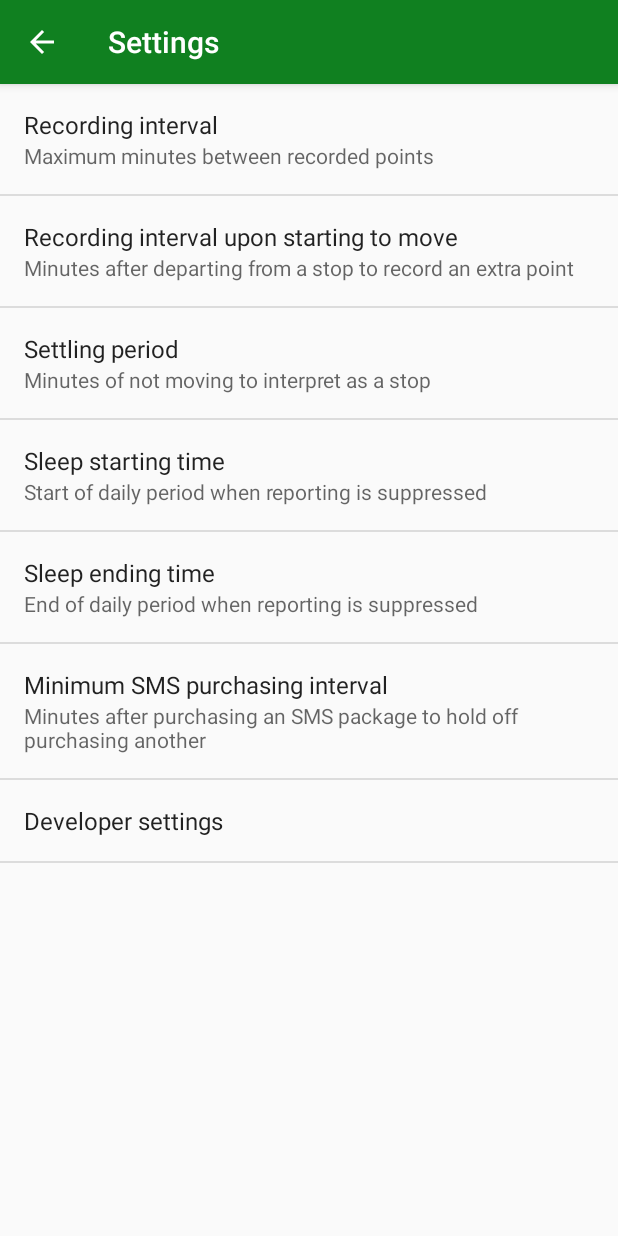
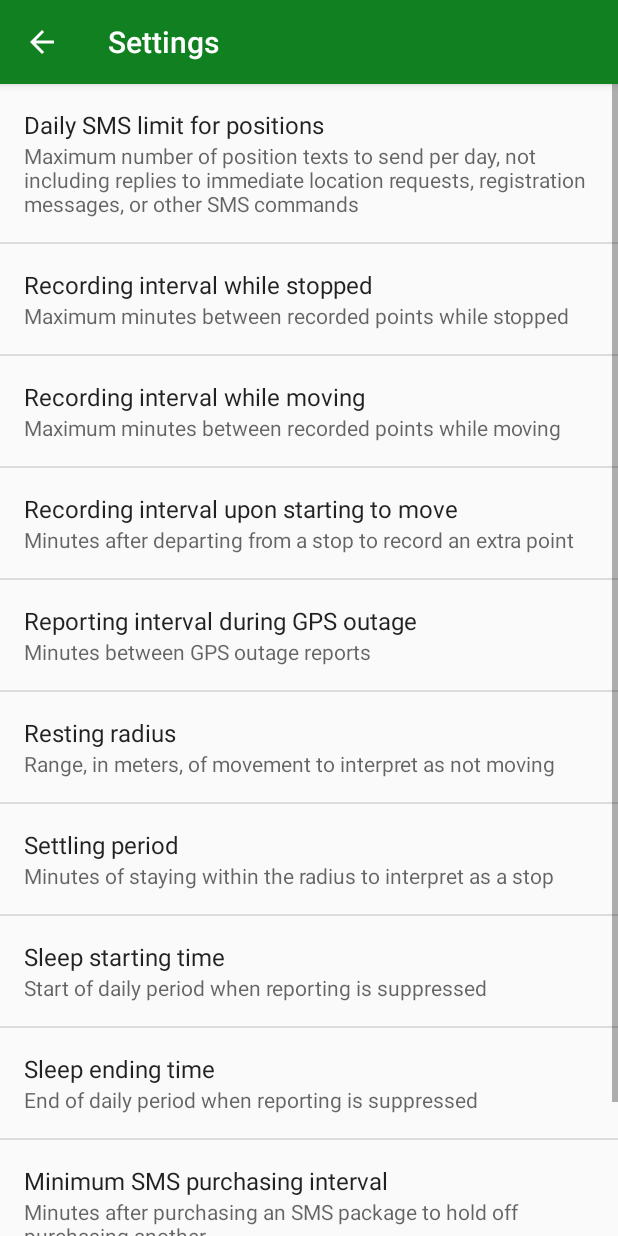
Before and after one commit to zestyping/fleetreporter, an Android app: the SettingsActivity screen opened directly, with no data from a screen before it, on a phone screen of 412 x 824 dp. Run offline under Robolectric (Android 15) with nearby library versions, the phone set to English and light mode, and no system bars; libraries missing offline, so code that uses them is left out: com.crashlytics.android.

Commit message:
Add new settings for reporting intervals while resting, moving, and during GPS outage.  Make resting radius, stable max accuracy, and stable max speed configurable.

```diff
--- a/app/src/main/java/ca/zesty/fleetreporter/SmsReceiver.java
+++ b/app/src/main/java/ca/zesty/fleetreporter/SmsReceiver.java
@@ -56,6 +56,7 @@ public class SmsReceiver extends BroadcastReceiver {
             Utils.logRemote(TAG, "SMS received: " + body);
             context.sendBroadcast(new Intent(ACTION_LOW_CREDIT)
                 .putExtra(EXTRA_SENDER, sender)
+                .putExtra(EXTRA_SLOT, 0)
                 .putExtra(EXTRA_AMOUNT, matcher.group(1))
             );
         }
--- a/app/src/main/res/values/strings.xml
+++ b/app/src/main/res/values/strings.xml
@@ -55,12 +55,20 @@
   <string name="error">Error</string>
   <string name="invalid_number">Invalid number.</string>
   <string name="settings">Settings</string>
-  <string name="pref_recording_interval">Recording interval</string>
-  <string name="pref_recording_interval_summary">Maximum minutes between recorded points</string>
+  <string name="pref_daily_point_sms_limit">Daily SMS limit for positions</string>
+  <string name="pref_daily_point_sms_limit_summary">Maximum number of position texts to send per day, not including replies to immediate location requests, registration messages, or other SMS commands</string>
+  <string name="pref_recording_interval_resting">Recording interval while stopped</string>
+  <string name="pref_recording_interval_resting_summary">Maximum minutes between recorded points while stopped</string>
+  <string name="pref_recording_interval_moving">Recording interval while moving</string>
+  <string name="pref_recording_interval_moving_summary">Maximum minutes between recorded points while moving</string>
   <string name="pref_recording_interval_after_go">Recording interval upon starting to move</string>
   <string name="pref_recording_interval_after_go_summary">Minutes after departing from a stop to record an extra point</string>
+  <string name="pref_reporting_interval_gps_outage">Reporting interval during GPS outage</string>
+  <string name="pref_reporting_interval_gps_outage_summary">Minutes between GPS outage reports</string>
+  <string name="pref_resting_radius">Resting radius</string>
+  <string name="pref_resting_radius_summary">Range, in meters, of movement to interpret as not moving</string>
   <string name="pref_settling_period">Settling period</string>
-  <string name="pref_settling_period_summary">Minutes of not moving to interpret as a stop</string>
+  <string name="pref_settling_period_summary">Minutes of staying within the radius to interpret as a stop</string>
   <string name="pref_sleep_start">Sleep starting time</string>
   <string name="pref_sleep_start_summary">Start of daily period when reporting is suppressed</string>
   <string name="pref_sleep_end">Sleep ending time</string>
--- a/app/src/main/res/xml/preferences.xml
+++ b/app/src/main/res/xml/preferences.xml
@@ -4,9 +4,25 @@
     android:title="@string/settings">
 
   <EditTextPreference
-      android:key="pref_recording_interval"
-      android:title="@string/pref_recording_interval"
-      android:summary="@string/pref_recording_interval_summary"
+      android:key="pref_daily_point_sms_limit"
+      android:title="@string/pref_daily_point_sms_limit"
+      android:summary="@string/pref_daily_point_sms_limit_summary"
+      android:numeric="decimal"
+      android:inputType="numberDecimal"
+      android:defaultValue="24" />
+
+  <EditTextPreference
+      android:key="pref_recording_interval_resting"
+      android:title="@string/pref_recording_interval_resting"
+      android:summary="@string/pref_recording_interval_resting_summary"
+      android:numeric="decimal"
+      android:inputType="numberDecimal"
+      android:defaultValue="30" />
+
+  <EditTextPreference
+      android:key="pref_recording_interval_moving"
+      android:title="@string/pref_recording_interval_moving"
+      android:summary="@string/pref_recording_interval_moving_summary"
       android:numeric="decimal"
       android:inputType="numberDecimal"
       android:defaultValue="10" />
@@ -17,7 +33,23 @@
       android:summary="@string/pref_recording_interval_after_go_summary"
       android:numeric="decimal"
       android:inputType="numberDecimal"
-      android:defaultValue="1" />
+      android:defaultValue="2" />
+
+  <EditTextPreference
+      android:key="pref_reporting_interval_gps_outage"
+      android:title="@string/pref_reporting_interval_gps_outage"
+      android:summary="@string/pref_reporting_interval_gps_outage_summary"
+      android:numeric="decimal"
+      android:inputType="numberDecimal"
+      android:defaultValue="30" />
+
+  <EditTextPreference
+      android:key="pref_resting_radius"
+      android:title="@string/pref_resting_radius"
+      android:summary="@string/pref_resting_radius_summary"
+      android:numeric="decimal"
+      android:inputType="numberDecimal"
+      android:defaultValue="40" />
 
   <EditTextPreference
       android:key="pref_settling_period"
@@ -53,6 +85,22 @@
         android:title="Show message log"
         android:defaultValue="false" />
 
+    <EditTextPreference
+        android:key="pref_stable_max_accuracy"
+        android:title="Stable maximum accuracy"
+        android:summary="Maximum accuracy of a fix accepted as stable, in meters"
+        android:numeric="decimal"
+        android:inputType="numberDecimal"
+        android:defaultValue="60" />
+
+    <EditTextPreference
+        android:key="pref_stable_max_speed"
+        android:title="Stable maximum speed"
+        android:summary="Maximum speed of a fix accepted as stable, in km/h"
+        android:numeric="decimal"
+        android:inputType="numberDecimal"
+        android:defaultValue="5" />
+
     <ca.zesty.fleetreporter.TimePreference
         android:key="pref_daily_relaunch_time"
         android:title="Daily relaunch time"
```
Also changed, not shown: app/src/main/java/ca/zesty/fleetreporter/LocationService.java (+73 -12 lines), app/src/main/java/ca/zesty/fleetreporter/MotionListener.java (+51 -23 lines), app/src/main/java/ca/zesty/fleetreporter/Prefs.java (+34 -1 lines), app/src/main/java/ca/zesty/fleetreporter/Utils.java (+26 -6 lines), 1 other file.
